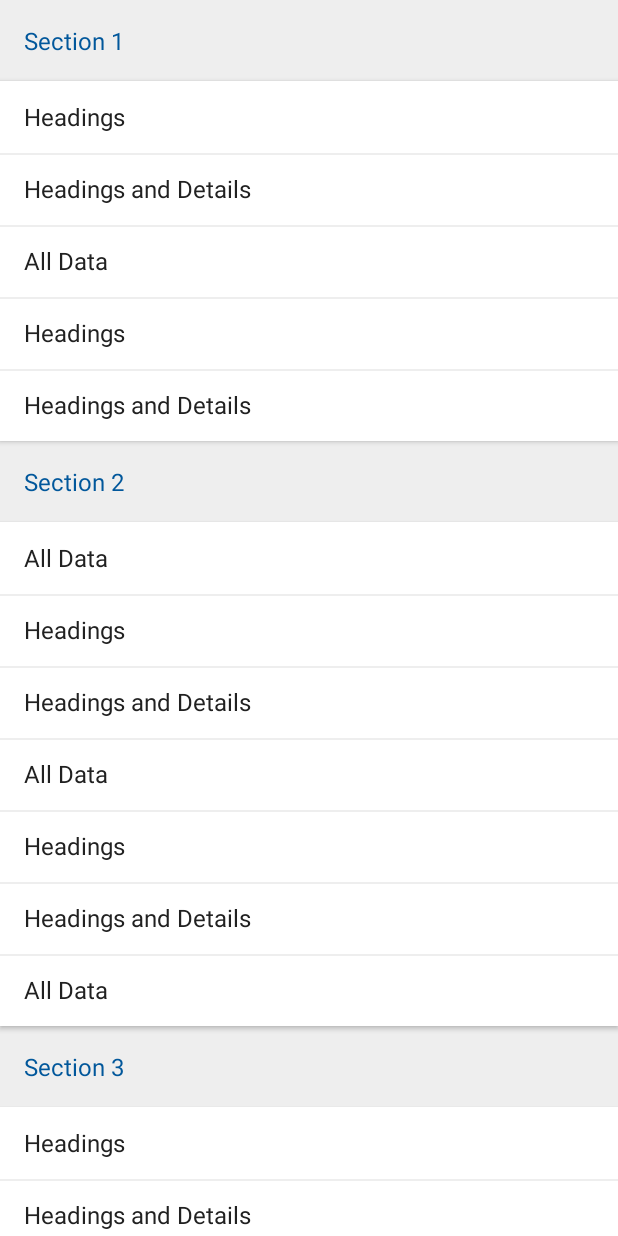
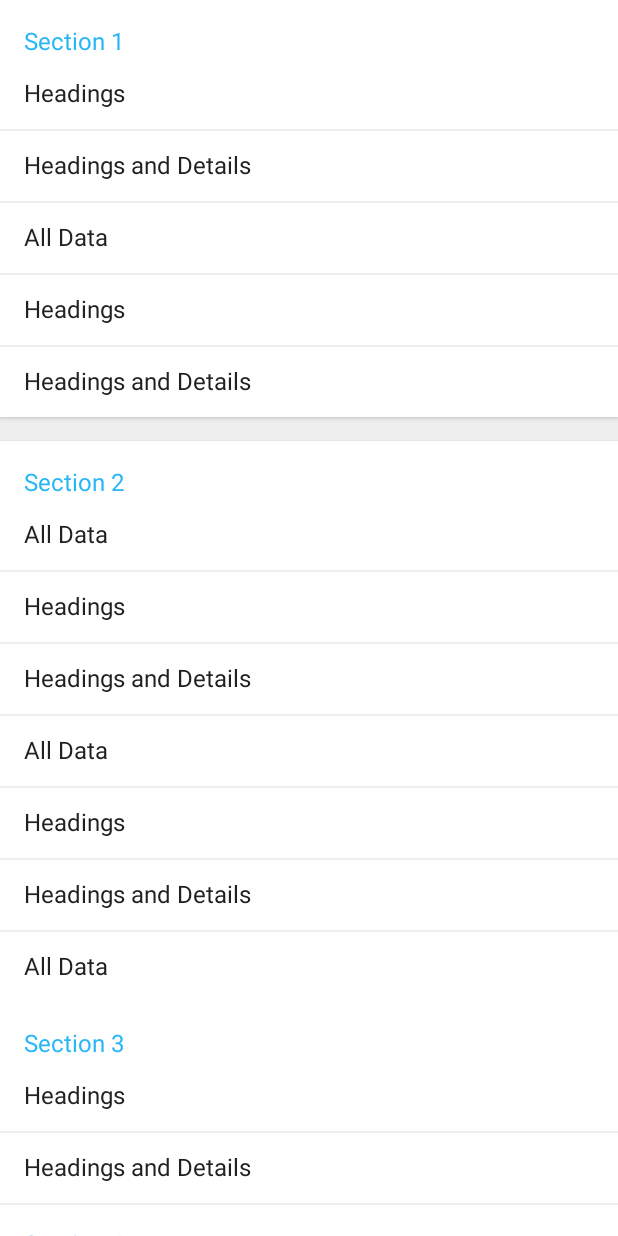
Before and after one commit to hadifar/Flashcard, an Android app: the fragment FragmentSettings shown on its own in the app's theme, on a phone screen of 412 x 824 dp. Run offline under Robolectric (Android 15) with nearby library versions, the phone set to English and light mode, and no system bars; our stand-ins replace ButterKnife; 2 statements that could not run were skipped.

Commit message:
Settings fragment ui improved.

```diff
--- a/app/src/main/java/net/hadifar/dope/ui/activity/BaseActivity.java
+++ b/app/src/main/java/net/hadifar/dope/ui/activity/BaseActivity.java
@@ -18,17 +18,17 @@
     public void onCreate(Bundle savedInstanceState) {
         super.onCreate(savedInstanceState);
         //sending uncaughtExceptions to analytics server
-        Thread.setDefaultUncaughtExceptionHandler(new Thread.UncaughtExceptionHandler() {
-            @Override
-            public void uncaughtException(Thread thread, Throwable throwable) {
-                try {
-                    AnalyticsTrackers.analyticLogCrash(BaseActivity.this, throwable);
-                    startActivity(new Intent(BaseActivity.this, ExceptionActivity.class));
-                    System.exit(0);
-                } catch (Exception e) {
-                }
-            }
-        });
+        //todo uncomment this
+//        Thread.setDefaultUncaughtExceptionHandler(new Thread.UncaughtExceptionHandler() {
+//            @Override
+//            public void uncaughtException(Thread thread, Throwable throwable) {
+//                try {
+//                    AnalyticsTrackers.analyticLogCrash(BaseActivity.this, throwable);
+//                    startActivity(new Intent(BaseActivity.this, ExceptionActivity.class));
+//                    System.exit(0);
+//                } catch (Exception e) {}
+//            }
+//        });
     }
 
 
--- a/app/src/main/java/net/hadifar/dope/ui/activity/BaseDrawerActivity.java
+++ b/app/src/main/java/net/hadifar/dope/ui/activity/BaseDrawerActivity.java
@@ -32,7 +32,7 @@
  * Twitter : @AmirHadifar
  */
 
-public abstract class BaseDrawerActivity extends AppCompatActivity {
+public abstract class BaseDrawerActivity extends BaseActivity {
 
     public static final int FLASHCARDS_VIEWER = 3;
     public static final int FLASHCARDS_FRAG = 2;
--- a/app/src/main/java/net/hadifar/dope/ui/activity/MainActivity.java
+++ b/app/src/main/java/net/hadifar/dope/ui/activity/MainActivity.java
@@ -58,10 +58,6 @@
                 fragmentTransaction.addToBackStack(null);
                 setToolbarTitle(R.string.nav_settings);
                 break;
-//            case FLASHCARDS_VIEWER:
-//                activeFragment = new FragmentFlashCardViewer();
-//                fragmentTransaction.addToBackStack(null);
-//                break;
             case ABOUT_FRAG:
                 activeFragment = new FragmentAbout();
                 fragmentTransaction.addToBackStack(null);
--- a/app/src/main/java/net/hadifar/dope/ui/fragment/FragmentLearningMethod.java
+++ b/app/src/main/java/net/hadifar/dope/ui/fragment/FragmentLearningMethod.java
@@ -6,7 +6,6 @@
 import android.view.View;
 
 import net.hadifar.dope.model.BaseEntity;
-import net.hadifar.dope.ui.adapter.SettingsAdapter;
 import net.hadifar.dope.ui.listeners.OnPolygonClickListener;
 
 /**
@@ -21,7 +20,7 @@
     @Override
     public void onViewCreated(View view, Bundle savedInstanceState) {
 
-        adapter = new SettingsAdapter(getActivity());
+
         recyclerView.setAdapter(adapter);
         recyclerView.setLayoutManager(new StaggeredGridLayoutManager(2, StaggeredGridLayoutManager.VERTICAL));
     }
--- a/app/src/main/java/net/hadifar/dope/ui/fragment/dialogs/MessageDialog.java
+++ b/app/src/main/java/net/hadifar/dope/ui/fragment/dialogs/MessageDialog.java
@@ -70,13 +70,14 @@
             rightButton.setOnClickListener(new View.OnClickListener() {
                 @Override
                 public void onClick(View v) {
-                    dismiss();
                     if (listener != null)
                         listener.onRightButtonClick();
+                    dismiss();
                 }
             });
-        } else
+        } else {
             rightButton.setVisibility(View.GONE);
+        }
 
         // Config left button
         final Button leftButton = (Button) root.findViewById(R.id.btn_dialog_left);
@@ -86,13 +87,14 @@
             leftButton.setOnClickListener(new View.OnClickListener() {
                 @Override
                 public void onClick(View v) {
-                    dismiss();
                     if (listener != null)
                         listener.onLeftButtonClick();
+                    dismiss();
                 }
             });
-        } else
+        } else {
             leftButton.setVisibility(View.GONE);
+        }
 
         if (showLoadingProgress) {
 //            ProgressView progressView = (ProgressView) root.findViewById(R.id.pvc_loading);
--- a/app/src/main/java/net/hadifar/dope/ui/widget/DividerItemDecorator.java
+++ b/app/src/main/java/net/hadifar/dope/ui/widget/DividerItemDecorator.java
@@ -11,8 +11,11 @@
 import android.view.View;
 
 import net.hadifar.dope.R;
+import net.hadifar.dope.utils.Utils;
 
 public class DividerItemDecorator extends RecyclerView.ItemDecoration {
+
+    private final int defaultMargin = Utils.dpToPx(16);
 
     private Drawable mDivider;
 
@@ -49,6 +52,10 @@
     public void getItemOffsets(Rect outRect, View view, RecyclerView parent, RecyclerView.State state) {
         super.getItemOffsets(outRect, view, parent, state);
 
-
+        int pos = parent.getChildAdapterPosition(view);
+        //TODO change this due to settings options
+        if (pos == 6) {
+            outRect.top = defaultMargin;
+        }
     }
 }
--- a/app/src/main/res/layout/row_setting_items.xml
+++ b/app/src/main/res/layout/row_setting_items.xml
@@ -3,25 +3,20 @@
     xmlns:app="http://schemas.android.com/apk/res-auto"
     android:layout_width="match_parent"
     android:layout_height="48dp"
+    android:background="@drawable/card_selector"
     android:clickable="true"
     android:foreground="?android:attr/selectableItemBackground"
-    app:cardCornerRadius="0dp">
+    app:cardCornerRadius="0dp"
+    app:contentPaddingLeft="16dp"
+    app:contentPaddingRight="16dp">
 
-    <FrameLayout
+    <TextView
+        android:id="@+id/txt_setting_title"
         android:layout_width="match_parent"
         android:layout_height="match_parent"
         android:layout_gravity="center_vertical"
-        android:background="@drawable/card_selector"
-        android:paddingLeft="16dp"
-        android:paddingRight="16dp">
-
-        <TextView
-            android:id="@+id/txt_setting_title"
-            style="@style/Textview.Dark.Small"
-            android:layout_width="match_parent"
-            android:layout_height="match_parent"
-            android:layout_gravity="center_vertical"
-            android:gravity="center_vertical" />
-    </FrameLayout>
+        android:gravity="center_vertical"
+        android:textColor="@color/material_text_color_dark"
+        android:textSize="@dimen/material_text_size_16" />
 
 </android.support.v7.widget.CardView>
--- a/app/src/main/res/layout/row_setting_section_items.xml
+++ b/app/src/main/res/layout/row_setting_section_items.xml
@@ -1,10 +1,20 @@
 <?xml version="1.0" encoding="utf-8"?>
-<TextView xmlns:android="http://schemas.android.com/apk/res/android"
-    android:id="@+id/txt_setting_title"
-    style="@style/Textview"
+<android.support.v7.widget.CardView xmlns:android="http://schemas.android.com/apk/res/android"
+    xmlns:app="http://schemas.android.com/apk/res-auto"
     android:layout_width="match_parent"
     android:layout_height="wrap_content"
-    android:gravity="left|center"
-    android:padding="16dp"
-    android:textColor="@color/color_primary_dark"
-    android:textSize="@dimen/material_text_size_16" />
+    app:cardCornerRadius="0dp"
+    app:contentPaddingLeft="16dp"
+    app:contentPaddingRight="16dp"
+    app:contentPaddingTop="16dp">
+
+    <TextView
+        android:id="@+id/txt_setting_title"
+        android:layout_width="match_parent"
+        android:layout_height="match_parent"
+        android:layout_gravity="center_vertical"
+        android:gravity="center_vertical"
+        android:textColor="@color/color_accent"
+        android:textSize="@dimen/material_text_size_16" />
+
+</android.support.v7.widget.CardView>
```
Also changed, not shown: app/src/main/java/net/hadifar/dope/ui/fragment/FragmentSettings.java (+67 -2 lines), 1 other file.
